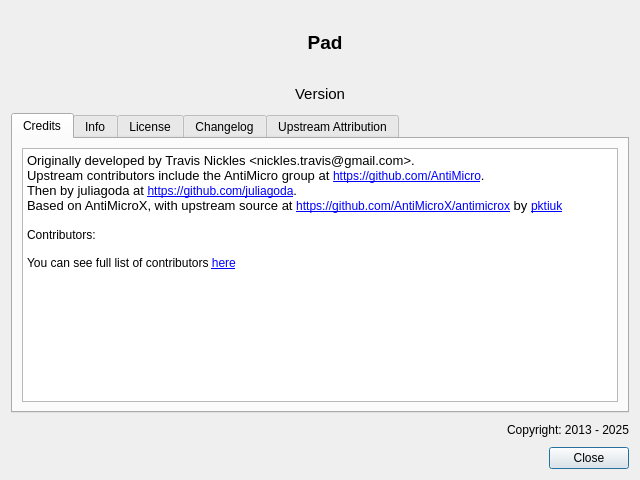
Above: src/gui/aboutdialog.ui from davaughnl/Pad before the change. Below: the same form after it.
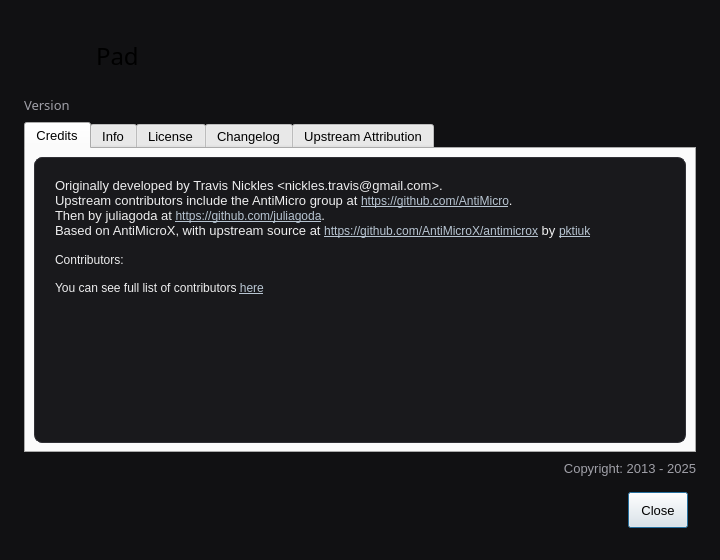
That is the form after the change. Icons and pictures are not drawn.

Commit message: Polish calibration about and auxiliary profile dialogs

Patch:
```diff
--- a/src/gui/aboutdialog.ui
+++ b/src/gui/aboutdialog.ui
@@ -2,12 +2,30 @@
 <ui version="4.0">
  <class>AboutDialog</class>
  <widget class="QDialog" name="AboutDialog">
+  <property name="styleSheet"><string>QWidget { font-family: &quot;Geist&quot;; font-size: 13px; font-weight: 400; }
+QDialog { background: #111113; }
+QPushButton, QToolButton { min-height: 24px; padding: 5px 12px; }
+QComboBox, QLineEdit, QSpinBox, QDoubleSpinBox { min-height: 24px; padding-top: 5px; padding-bottom: 5px; }
+QSpinBox { min-width: 96px; }
+QGroupBox { padding: 16px; margin-top: 16px; }
+QGroupBox::title { color: #b8b8bf; left: 16px; }
+QLabel:disabled, QCheckBox:disabled { color: #67676f; }
+QDialogButtonBox { border: none; padding-top: 8px; }
+QTextBrowser, QPlainTextEdit { background: #19191c; border: 1px solid #303036; border-radius: 8px; padding: 16px; color: #eeeeef; selection-background-color: #505058; }
+QLabel#titleLabel { font-size: 24px; }
+QLabel#versionLabel, QLabel#copyrightLabel { color: #a0a0a8; }
+QLabel#steps { color: #b8b8bf; padding: 16px; background: #19191c; border: 1px solid #303036; border-radius: 8px; }
+QStackedWidget#statusStack { background: #19191c; border: 1px solid #303036; border-radius: 8px; }
+QFrame[frameShape="4"], QFrame[frameShape="5"] { color: #29292d; background: #29292d; max-height: 1px; border: none; }
+QTableWidget { background: #19191c; border: 1px solid #303036; gridline-color: #29292d; }
+QHeaderView::section { background: #242427; color: #b8b8bf; padding: 8px; border: none; }
+</string></property>
   <property name="geometry">
    <rect>
     <x>0</x>
     <y>0</y>
-    <width>640</width>
-    <height>480</height>
+    <width>720</width>
+    <height>560</height>
    </rect>
   </property>
   <property name="minimumSize">
@@ -20,21 +38,21 @@
    <string>About</string>
   </property>
   <layout class="QVBoxLayout" name="verticalLayout">
-   <property name="spacing">
-    <number>10</number>
-   </property>
-   <item>
+
+<property name="leftMargin"><number>24</number></property>
+<property name="topMargin"><number>24</number></property>
+<property name="rightMargin"><number>24</number></property>
+<property name="bottomMargin"><number>24</number></property>
+<property name="spacing"><number>8</number></property>
+<item>
     <layout class="QHBoxLayout" name="horizontalLayout">
-     <property name="spacing">
-      <number>6</number>
-     </property>
-     <property name="leftMargin">
-      <number>50</number>
-     </property>
-     <property name="rightMargin">
-      <number>110</number>
-     </property>
-     <item>
+
+<property name="leftMargin"><number>0</number></property>
+<property name="topMargin"><number>0</number></property>
+<property name="rightMargin"><number>0</number></property>
+<property name="bottomMargin"><number>0</number></property>
+<property name="spacing"><number>8</number></property>
+<item>
       <widget class="QLabel" name="label_5">
        <property name="sizePolicy">
         <sizepolicy hsizetype="Fixed" vsizetype="Fixed">
@@ -77,17 +95,13 @@
         </sizepolicy>
        </property>
        <property name="font">
-        <font>
-         <pointsize>14</pointsize>
-         <weight>75</weight>
-         <bold>false</bold>
-        </font>
+        <font><family>Geist</family><weight>50</weight><bold>false</bold></font>
        </property>
        <property name="text">
         <string>Pad</string>
        </property>
        <property name="alignment">
-        <set>Qt::AlignHCenter|Qt::AlignTop</set>
+        <set>Qt::AlignLeft|Qt::AlignVCenter</set>
        </property>
        <property name="margin">
         <number>0</number>
@@ -108,15 +122,13 @@
       </sizepolicy>
      </property>
      <property name="font">
-      <font>
-       <pointsize>11</pointsize>
-      </font>
+      <font><family>Geist</family><weight>50</weight><bold>false</bold></font>
      </property>
      <property name="text">
       <string>Version</string>
      </property>
      <property name="alignment">
-      <set>Qt::AlignCenter</set>
+      <set>Qt::AlignLeft</set>
      </property>
     </widget>
    </item>
@@ -133,7 +145,13 @@
        <string>Credits</string>
       </attribute>
       <layout class="QVBoxLayout" name="verticalLayout_2">
-       <item>
+
+<property name="leftMargin"><number>8</number></property>
+<property name="topMargin"><number>8</number></property>
+<property name="rightMargin"><number>8</number></property>
+<property name="bottomMargin"><number>8</number></property>
+<property name="spacing"><number>8</number></property>
+<item>
         <widget class="QTextBrowser" name="textBrowser">
          <property name="sizePolicy">
           <sizepolicy hsizetype="Expanding" vsizetype="Expanding">
@@ -150,13 +168,13 @@
 p, li { white-space: pre-wrap; }
 &lt;/style&gt;&lt;/head&gt;&lt;body style=&quot; font-family:'Geist'; font-size:9pt; font-weight:400; font-style:normal;&quot;&gt;
 &lt;p style=&quot; margin-top:0px; margin-bottom:0px; margin-left:0px; margin-right:0px; -qt-block-indent:0; text-indent:0px;&quot;&gt;&lt;span style=&quot; font-family:'Geist'; font-size:10pt;&quot;&gt;Originally developed by Travis Nickles &amp;lt;nickles.travis@gmail.com&amp;gt;. &lt;/span&gt;&lt;/p&gt;
-&lt;p style=&quot; margin-top:0px; margin-bottom:0px; margin-left:0px; margin-right:0px; -qt-block-indent:0; text-indent:0px;&quot;&gt;&lt;span style=&quot; font-family:'Geist'; font-size:10pt;&quot;&gt;Upstream contributors include the AntiMicro group at &lt;/span&gt;&lt;a href=&quot;https://github.com/AntiMicro&quot;&gt;&lt;span style=&quot; text-decoration: underline; color:#0000ff;&quot;&gt;https://github.com/AntiMicro&lt;/span&gt;&lt;/a&gt;&lt;span style=&quot; font-family:'Geist'; font-size:10pt;&quot;&gt;.&lt;/span&gt;&lt;/p&gt;
-&lt;p style=&quot; margin-top:0px; margin-bottom:0px; margin-left:0px; margin-right:0px; -qt-block-indent:0; text-indent:0px;&quot;&gt;&lt;span style=&quot; font-family:'Geist'; font-size:10pt;&quot;&gt;Then by juliagoda at &lt;/span&gt;&lt;a href=&quot;https://github.com/juliagoda&quot;&gt;&lt;span style=&quot; text-decoration: underline; color:#0000ff;&quot;&gt;https://github.com/juliagoda&lt;/span&gt;&lt;/a&gt;&lt;span style=&quot; font-family:'Geist'; font-size:10pt;&quot;&gt;.&lt;/span&gt;&lt;/p&gt;
-&lt;p style=&quot; margin-top:0px; margin-bottom:0px; margin-left:0px; margin-right:0px; -qt-block-indent:0; text-indent:0px;&quot;&gt;&lt;span style=&quot; font-family:'Geist'; font-size:10pt;&quot;&gt;Based on AntiMicroX, with upstream source at &lt;/span&gt;&lt;a href=&quot;https://github.com/AntiMicroX/antimicrox&quot;&gt;&lt;span style=&quot; text-decoration: underline; color:#0000ff;&quot;&gt;https://github.com/AntiMicroX/antimicrox&lt;/span&gt;&lt;/a&gt;&lt;span style=&quot; font-family:'Geist'; font-size:10pt;&quot;&gt; by &lt;/span&gt;&lt;a href=&quot;https://github.com/pktiuk&quot;&gt;&lt;span style=&quot; text-decoration: underline; color:#0000ff;&quot;&gt;pktiuk&lt;/span&gt;&lt;/a&gt;&lt;/p&gt;
+&lt;p style=&quot; margin-top:0px; margin-bottom:0px; margin-left:0px; margin-right:0px; -qt-block-indent:0; text-indent:0px;&quot;&gt;&lt;span style=&quot; font-family:'Geist'; font-size:10pt;&quot;&gt;Upstream contributors include the AntiMicro group at &lt;/span&gt;&lt;a href=&quot;https://github.com/AntiMicro&quot;&gt;&lt;span style=&quot; text-decoration: underline; color:#b8c5d2;&quot;&gt;https://github.com/AntiMicro&lt;/span&gt;&lt;/a&gt;&lt;span style=&quot; font-family:'Geist'; font-size:10pt;&quot;&gt;.&lt;/span&gt;&lt;/p&gt;
+&lt;p style=&quot; margin-top:0px; margin-bottom:0px; margin-left:0px; margin-right:0px; -qt-block-indent:0; text-indent:0px;&quot;&gt;&lt;span style=&quot; font-family:'Geist'; font-size:10pt;&quot;&gt;Then by juliagoda at &lt;/span&gt;&lt;a href=&quot;https://github.com/juliagoda&quot;&gt;&lt;span style=&quot; text-decoration: underline; color:#b8c5d2;&quot;&gt;https://github.com/juliagoda&lt;/span&gt;&lt;/a&gt;&lt;span style=&quot; font-family:'Geist'; font-size:10pt;&quot;&gt;.&lt;/span&gt;&lt;/p&gt;
+&lt;p style=&quot; margin-top:0px; margin-bottom:0px; margin-left:0px; margin-right:0px; -qt-block-indent:0; text-indent:0px;&quot;&gt;&lt;span style=&quot; font-family:'Geist'; font-size:10pt;&quot;&gt;Based on AntiMicroX, with upstream source at &lt;/span&gt;&lt;a href=&quot;https://github.com/AntiMicroX/antimicrox&quot;&gt;&lt;span style=&quot; text-decoration: underline; color:#b8c5d2;&quot;&gt;https://github.com/AntiMicroX/antimicrox&lt;/span&gt;&lt;/a&gt;&lt;span style=&quot; font-family:'Geist'; font-size:10pt;&quot;&gt; by &lt;/span&gt;&lt;a href=&quot;https://github.com/pktiuk&quot;&gt;&lt;span style=&quot; text-decoration: underline; color:#b8c5d2;&quot;&gt;pktiuk&lt;/span&gt;&lt;/a&gt;&lt;/p&gt;
 &lt;p style=&quot;-qt-paragraph-type:empty; margin-top:0px; margin-bottom:0px; margin-left:0px; margin-right:0px; -qt-block-indent:0; text-indent:0px; font-family:'Geist'; font-size:10pt;&quot;&gt;&lt;br /&gt;&lt;/p&gt;
 &lt;p style=&quot; margin-top:0px; margin-bottom:0px; margin-left:0px; margin-right:0px; -qt-block-indent:0; text-indent:0px;&quot;&gt;&lt;span style=&quot; font-weight: 400;&quot;&gt;Contributors:&lt;/span&gt;&lt;/p&gt;
 &lt;p style=&quot;-qt-paragraph-type:empty; margin-top:0px; margin-bottom:0px; margin-left:0px; margin-right:0px; -qt-block-indent:0; text-indent:0px;&quot;&gt;&lt;br /&gt;&lt;/p&gt;
-&lt;p style=&quot; margin-top:0px; margin-bottom:0px; margin-left:0px; margin-right:0px; -qt-block-indent:0; text-indent:0px;&quot;&gt;You can see full list of contributors &lt;a href=&quot;https://github.com/AntiMicroX/antimicrox/graphs/contributors&quot;&gt;&lt;span style=&quot; text-decoration: underline; color:#0000ff;&quot;&gt;here&lt;/span&gt;&lt;/a&gt;&lt;/p&gt;&lt;/body&gt;&lt;/html&gt;</string>
+&lt;p style=&quot; margin-top:0px; margin-bottom:0px; margin-left:0px; margin-right:0px; -qt-block-indent:0; text-indent:0px;&quot;&gt;You can see full list of contributors &lt;a href=&quot;https://github.com/AntiMicroX/antimicrox/graphs/contributors&quot;&gt;&lt;span style=&quot; text-decoration: underline; color:#b8c5d2;&quot;&gt;here&lt;/span&gt;&lt;/a&gt;&lt;/p&gt;&lt;/body&gt;&lt;/html&gt;</string>
          </property>
          <property name="openExternalLinks">
           <bool>true</bool>
@@ -379,7 +397,13 @@
    </item>
    <item>
     <layout class="QHBoxLayout" name="horizontalLayout_2">
-     <item>
+
+<property name="leftMargin"><number>8</number></property>
+<property name="topMargin"><number>8</number></property>
+<property name="rightMargin"><number>8</number></property>
+<property name="bottomMargin"><number>8</number></property>
+<property name="spacing"><number>8</number></property>
+<item>
       <spacer name="horizontalSpacer">
        <property name="orientation">
         <enum>Qt::Horizontal</enum>
```
Left out of the diff: 43 changed lines with no effect on the pictures. The commit also changes 6 other files.
